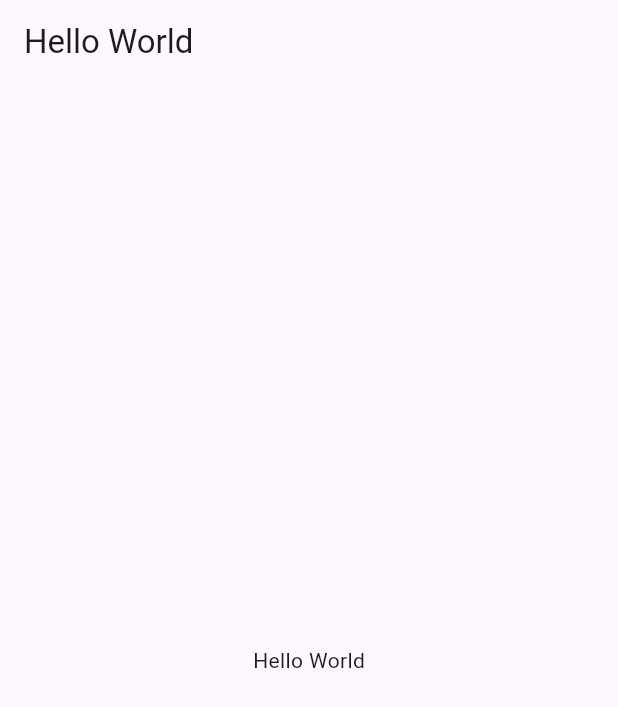
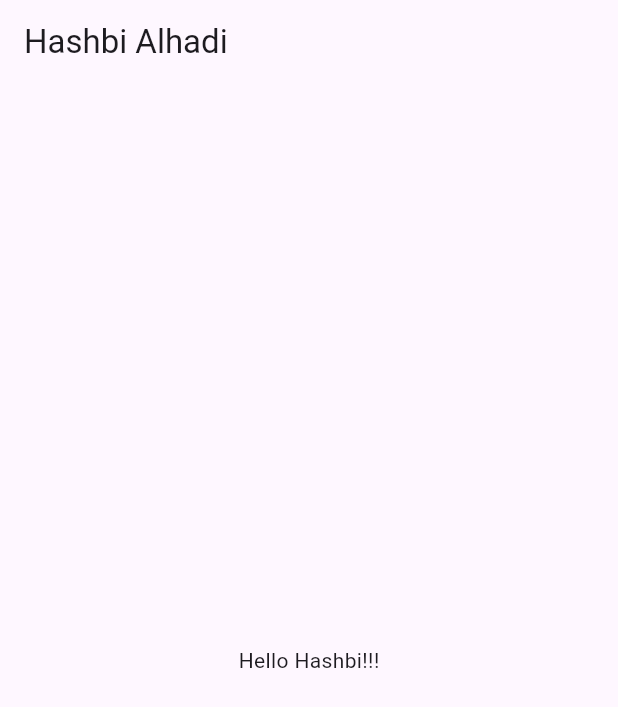
Before and after one commit to k47tan/atihan-Git, a Flutter app: the screen it shows after launch, on a phone screen of 412 x 824 dp. Shown: the top 707 px of the screen. Run offline on Flutter 3.47's test engine with Material 3 defaults, Android fonts, the phone set to English and light mode, and no system bars.

Commit message:
branch FeatureA

```diff
--- a/lib/main.dart
+++ b/lib/main.dart
@@ -11,10 +11,10 @@ class MyApp extends StatelessWidget {
     return MaterialApp(
       home: Scaffold(
         appBar: AppBar(
-          title: Text('Hello World'),
+          title: Text('Hashbi Alhadi'),
         ),
         body: Center(
-          child: Text('Hello World'),
+          child: Text('Hello Hashbi!!!'),
         ),
       ),
     );
```
